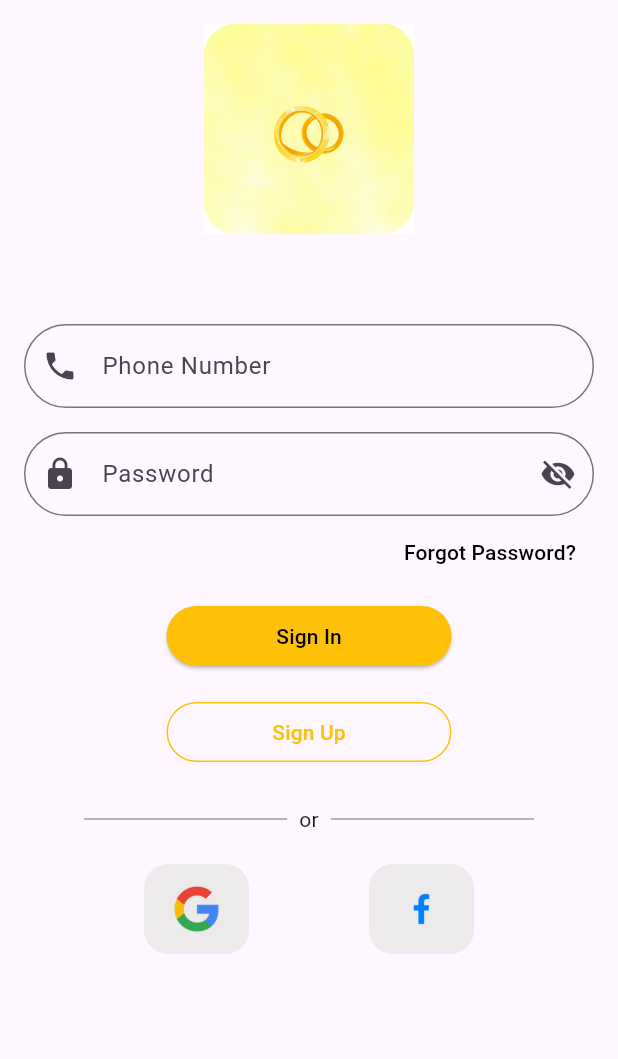
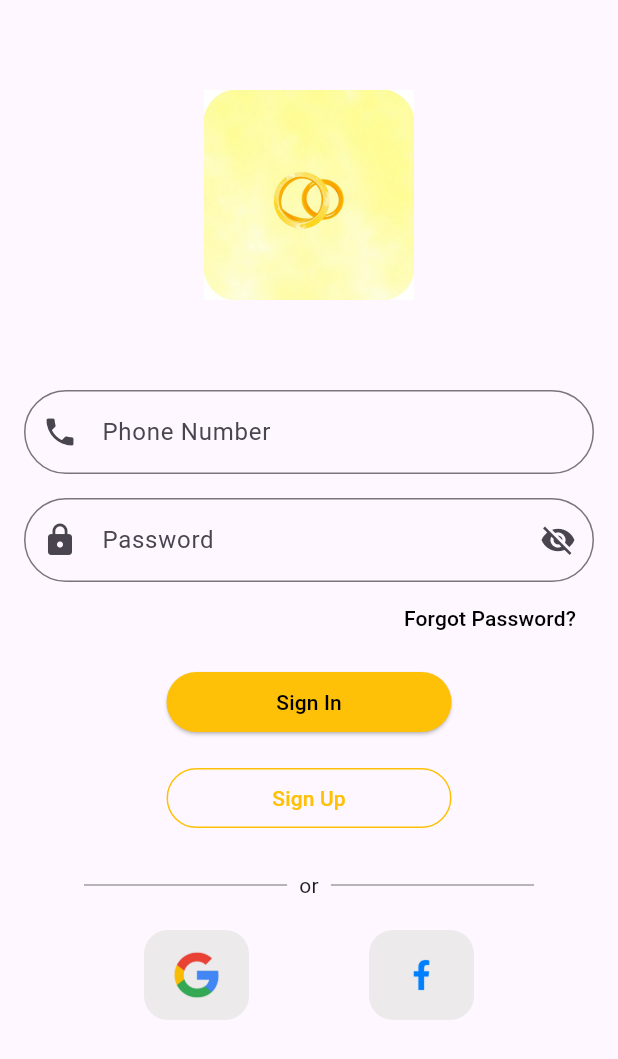
Before and after one commit to shakibimtiaz/wedding_application_update, a Flutter app: the AuthScreen screen opened by its route, on a phone screen of 412 x 824 dp. Shown: the top 1059 px of the screen. Run offline on Flutter 3.47's test engine with Material 3 defaults, Android fonts, the phone set to English and light mode, and no system bars; our stand-ins replace carousel_slider, get.

Commit message:
Issue solved

```diff
--- a/lib/feature/auth/view/login_screen.dart
+++ b/lib/feature/auth/view/login_screen.dart
@@ -12,7 +12,10 @@ class AuthScreen extends StatelessWidget {
   Widget build(BuildContext context) {
     return Scaffold(
       body: Padding(
-        padding: const EdgeInsets.all(16.0),
+        padding: const EdgeInsets.symmetric(
+          horizontal: 16,
+          vertical: 60,
+        ),
         child: SingleChildScrollView(
           child: Column(
             mainAxisAlignment: MainAxisAlignment.center,
```
Also changed, not shown: lib/feature/dashboard_screen/controller/dashboard_controller.dart (+5 -2 lines).
